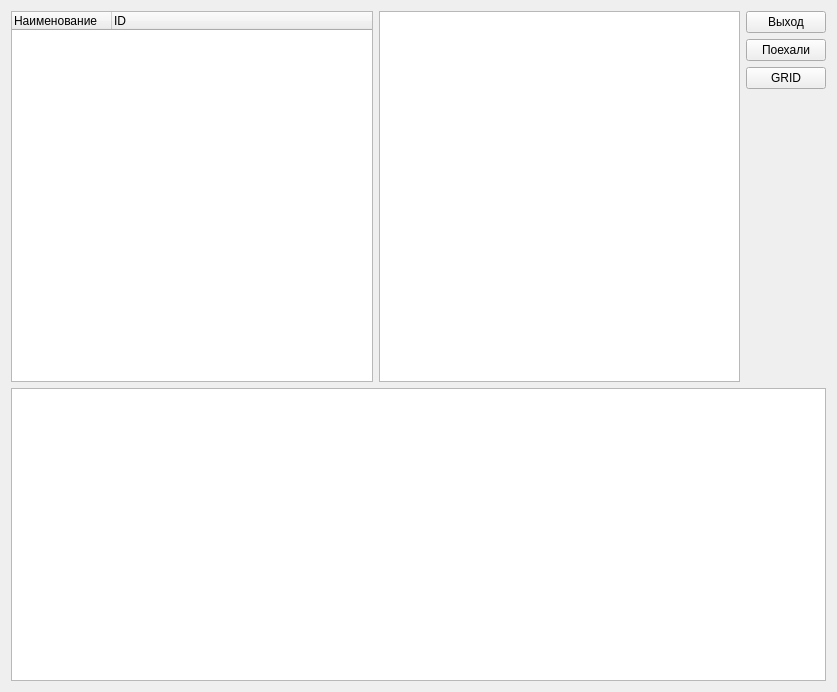
The window that MyFirstForm.ui (VladisGol/platon-accs) describes before a commit, drawn with Qt 5.
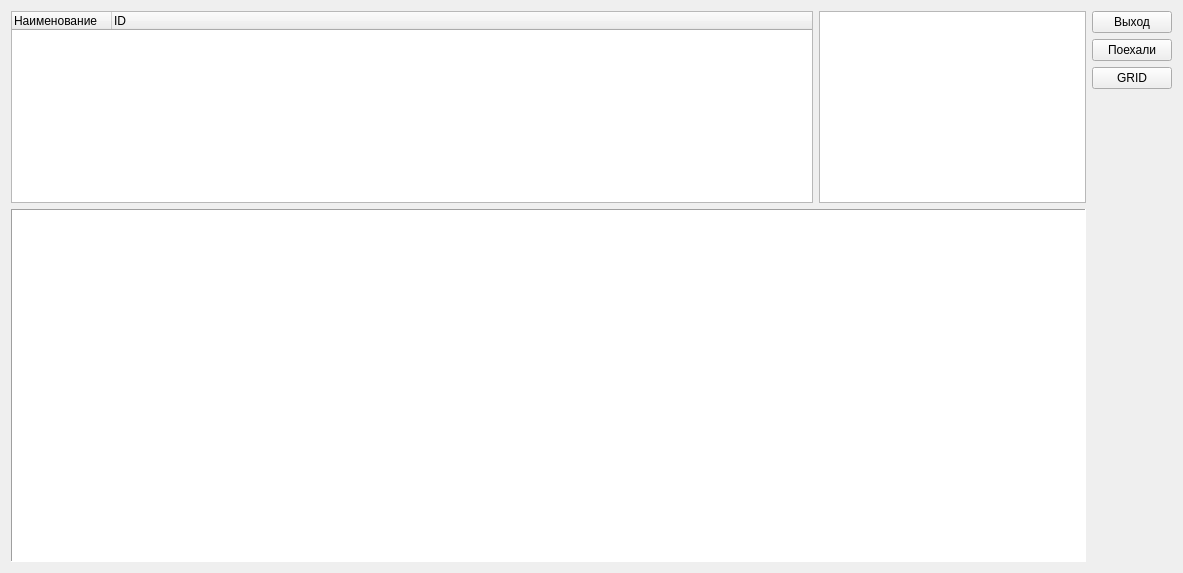
The same window after the commit. Custom widgets are drawn as their Qt base class.

The edit to the form file:
```diff
--- a/MyFirstForm.ui
+++ b/MyFirstForm.ui
@@ -5,15 +5,15 @@
    <rect>
     <x>0</x>
     <y>0</y>
-    <width>837</width>
-    <height>692</height>
+    <width>1183</width>
+    <height>573</height>
    </rect>
   </property>
   <property name="windowTitle" >
    <string comment="Точно точно" >Мое первое приложение</string>
   </property>
   <layout class="QGridLayout" >
-   <item rowspan="4" row="0" column="0" >
+   <item rowspan="4" row="0" column="2" colspan="3" >
     <widget class="QEidosTreeWidget" name="treeWidget" >
      <column>
       <property name="text" >
@@ -27,60 +27,68 @@
      </column>
     </widget>
    </item>
-   <item rowspan="4" row="0" column="1" >
+   <item rowspan="4" row="0" column="5" >
     <widget class="QTextEdit" name="textEdit" >
      <property name="autoFormatting" >
       <set>QTextEdit::AutoAll</set>
      </property>
     </widget>
    </item>
-   <item row="0" column="2" >
+   <item row="0" column="6" >
     <widget class="QPushButton" name="ExitButton" >
      <property name="text" >
       <string>Выход</string>
      </property>
     </widget>
    </item>
-   <item row="1" column="2" >
+   <item row="1" column="6" >
     <widget class="QPushButton" name="GoButton" >
      <property name="text" >
       <string>Поехали</string>
      </property>
     </widget>
    </item>
-   <item row="2" column="2" >
+   <item row="2" column="6" >
     <widget class="QPushButton" name="GridButton" >
      <property name="text" >
       <string>GRID</string>
      </property>
     </widget>
    </item>
-   <item row="3" column="2" >
-    <spacer>
-     <property name="orientation" >
-      <enum>Qt::Vertical</enum>
-     </property>
-     <property name="sizeHint" stdset="0" >
-      <size>
-       <width>75</width>
-       <height>201</height>
-      </size>
-     </property>
-    </spacer>
-   </item>
-   <item row="4" column="0" colspan="3" >
+   <item row="4" column="2" colspan="4" >
     <widget class="QTableView" name="tableView" >
-     <property name="autoFillBackground" >
-      <bool>true</bool>
+     <property name="sizePolicy" >
+      <sizepolicy vsizetype="Expanding" hsizetype="Expanding" >
+       <horstretch>2</horstretch>
+       <verstretch>2</verstretch>
+      </sizepolicy>
      </property>
-     <property name="styleSheet" >
-      <string notr="true" >gridline-color: qlineargradient(spread:pad, x1:0, y1:0, x2:1, y2:0, stop:0 rgba(255, 178, 102, 255), stop:0.55 rgba(235, 148, 61, 255), stop:0.98 rgba(0, 0, 0, 255), stop:1 rgba(0, 0, 0, 0));</string>
+     <property name="frameShape" >
+      <enum>QFrame::Panel</enum>
+     </property>
+     <property name="autoScrollMargin" >
+      <number>5</number>
      </property>
      <property name="alternatingRowColors" >
       <bool>true</bool>
      </property>
-     <property name="verticalScrollMode" >
-      <enum>QAbstractItemView::ScrollPerItem</enum>
+     <property name="selectionMode" >
+      <enum>QAbstractItemView::SingleSelection</enum>
+     </property>
+     <property name="selectionBehavior" >
+      <enum>QAbstractItemView::SelectRows</enum>
+     </property>
+     <property name="iconSize" >
+      <size>
+       <width>16</width>
+       <height>16</height>
+      </size>
+     </property>
+     <property name="sortingEnabled" >
+      <bool>false</bool>
+     </property>
+     <property name="wordWrap" >
+      <bool>true</bool>
      </property>
     </widget>
    </item>
```
